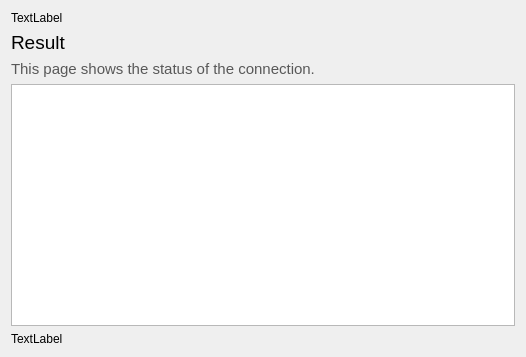
Before: the Qt Designer form src/mirall/owncloudwizardresultpage.ui in GrossLukas/client, drawn with Qt 5.
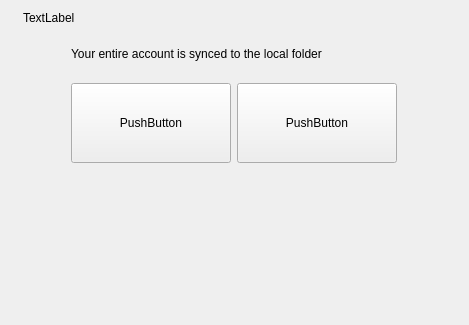
After: the same form once the commit is applied.

Commit message: More work on new Connection dialog. First working version.

```diff
--- a/src/mirall/owncloudwizardresultpage.ui
+++ b/src/mirall/owncloudwizardresultpage.ui
@@ -6,79 +6,14 @@
    <rect>
     <x>0</x>
     <y>0</y>
-    <width>526</width>
-    <height>357</height>
+    <width>469</width>
+    <height>325</height>
    </rect>
   </property>
   <property name="windowTitle">
    <string>Form</string>
   </property>
   <layout class="QGridLayout" name="gridLayout">
-   <item row="3" column="0">
-    <widget class="QTextEdit" name="resultTextEdit">
-     <property name="readOnly">
-      <bool>true</bool>
-     </property>
-    </widget>
-   </item>
-   <item row="4" column="0">
-    <widget class="QLabel" name="ocLinkLabel">
-     <property name="text">
-      <string>TextLabel</string>
-     </property>
-    </widget>
-   </item>
-   <item row="1" column="0">
-    <layout class="QHBoxLayout" name="horizontalLayout_12">
-     <item>
-      <widget class="QLabel" name="label_3">
-       <property name="font">
-        <font>
-         <pointsize>14</pointsize>
-         <weight>50</weight>
-         <bold>false</bold>
-        </font>
-       </property>
-       <property name="text">
-        <string>Result</string>
-       </property>
-      </widget>
-     </item>
-     <item>
-      <spacer name="horizontalSpacer_17">
-       <property name="orientation">
-        <enum>Qt::Horizontal</enum>
-       </property>
-       <property name="sizeHint" stdset="0">
-        <size>
-         <width>40</width>
-         <height>20</height>
-        </size>
-       </property>
-      </spacer>
-     </item>
-    </layout>
-   </item>
-   <item row="2" column="0">
-    <widget class="QLabel" name="label_4">
-     <property name="text">
-      <string>&lt;!DOCTYPE HTML PUBLIC &quot;-//W3C//DTD HTML 4.0//EN&quot; &quot;http://www.w3.org/TR/REC-html40/strict.dtd&quot;&gt;
-&lt;html&gt;&lt;head&gt;&lt;meta name=&quot;qrichtext&quot; content=&quot;1&quot; /&gt;&lt;style type=&quot;text/css&quot;&gt;
-p, li { white-space: pre-wrap; }
-&lt;/style&gt;&lt;/head&gt;&lt;body style=&quot; font-family:'Sans Serif'; font-size:11pt; font-weight:400; font-style:normal;&quot;&gt;
-&lt;p style=&quot; margin-top:0px; margin-bottom:0px; margin-left:0px; margin-right:0px; -qt-block-indent:0; text-indent:0px;&quot;&gt;&lt;span style=&quot; color:#585858;&quot;&gt;This page shows the status of the connection.&lt;/span&gt;&lt;/p&gt;&lt;/body&gt;&lt;/html&gt;</string>
-     </property>
-     <property name="textFormat">
-      <enum>Qt::AutoText</enum>
-     </property>
-     <property name="wordWrap">
-      <bool>true</bool>
-     </property>
-     <property name="openExternalLinks">
-      <bool>true</bool>
-     </property>
-    </widget>
-   </item>
    <item row="0" column="0">
     <widget class="QLabel" name="topLabel">
      <property name="text">
@@ -86,6 +21,140 @@
      </property>
     </widget>
    </item>
+   <item row="1" column="0">
+    <layout class="QHBoxLayout" name="horizontalLayout_2">
+     <item>
+      <spacer name="horizontalSpacer">
+       <property name="orientation">
+        <enum>Qt::Horizontal</enum>
+       </property>
+       <property name="sizeType">
+        <enum>QSizePolicy::Fixed</enum>
+       </property>
+       <property name="sizeHint" stdset="0">
+        <size>
+         <width>48</width>
+         <height>20</height>
+        </size>
+       </property>
+      </spacer>
+     </item>
+     <item>
+      <layout class="QVBoxLayout" name="verticalLayout">
+       <item>
+        <layout class="QHBoxLayout" name="horizontalLayout_12"/>
+       </item>
+       <item>
+        <spacer name="verticalSpacer_2">
+         <property name="orientation">
+          <enum>Qt::Vertical</enum>
+         </property>
+         <property name="sizeType">
+          <enum>QSizePolicy::Fixed</enum>
+         </property>
+         <property name="sizeHint" stdset="0">
+          <size>
+           <width>20</width>
+           <height>16</height>
+          </size>
+         </property>
+        </spacer>
+       </item>
+       <item>
+        <widget class="QLabel" name="localFolderLabel">
+         <property name="text">
+          <string>Your entire account is synced to the local folder </string>
+         </property>
+         <property name="wordWrap">
+          <bool>true</bool>
+         </property>
+        </widget>
+       </item>
+       <item>
+        <spacer name="verticalSpacer_3">
+         <property name="orientation">
+          <enum>Qt::Vertical</enum>
+         </property>
+         <property name="sizeType">
+          <enum>QSizePolicy::Fixed</enum>
+         </property>
+         <property name="sizeHint" stdset="0">
+          <size>
+           <width>20</width>
+           <height>16</height>
+          </size>
+         </property>
+        </spacer>
+       </item>
+       <item>
+        <layout class="QHBoxLayout" name="horizontalLayout">
+         <item>
+          <widget class="QToolButton" name="pbOpenLocal">
+           <property name="minimumSize">
+            <size>
+             <width>160</width>
+             <height>80</height>
+            </size>
+           </property>
+           <property name="text">
+            <string>PushButton</string>
+           </property>
+           <property name="toolButtonStyle">
+            <enum>Qt::ToolButtonTextUnderIcon</enum>
+           </property>
+          </widget>
+         </item>
+         <item>
+          <widget class="QToolButton" name="pbOpenServer">
+           <property name="minimumSize">
+            <size>
+             <width>160</width>
+             <height>80</height>
+            </size>
+           </property>
+           <property name="text">
+            <string>PushButton</string>
+           </property>
+           <property name="toolButtonStyle">
+            <enum>Qt::ToolButtonTextUnderIcon</enum>
+           </property>
+          </widget>
+         </item>
+        </layout>
+       </item>
+       <item>
+        <spacer name="verticalSpacer">
+         <property name="orientation">
+          <enum>Qt::Vertical</enum>
+         </property>
+         <property name="sizeHint" stdset="0">
+          <size>
+           <width>20</width>
+           <height>40</height>
+          </size>
+         </property>
+        </spacer>
+       </item>
+      </layout>
+     </item>
+     <item>
+      <spacer name="horizontalSpacer_2">
+       <property name="orientation">
+        <enum>Qt::Horizontal</enum>
+       </property>
+       <property name="sizeType">
+        <enum>QSizePolicy::Fixed</enum>
+       </property>
+       <property name="sizeHint" stdset="0">
+        <size>
+         <width>48</width>
+         <height>20</height>
+        </size>
+       </property>
+      </spacer>
+     </item>
+    </layout>
+   </item>
   </layout>
  </widget>
  <resources/>
```
The commit also changes 7 other files.
